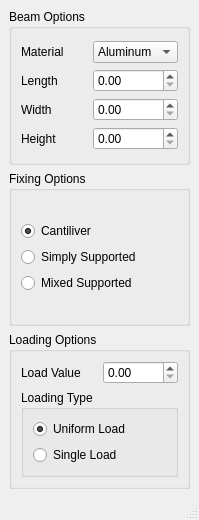
Old version of the form mainwindow.ui in the repository opensourcereality/beambending.
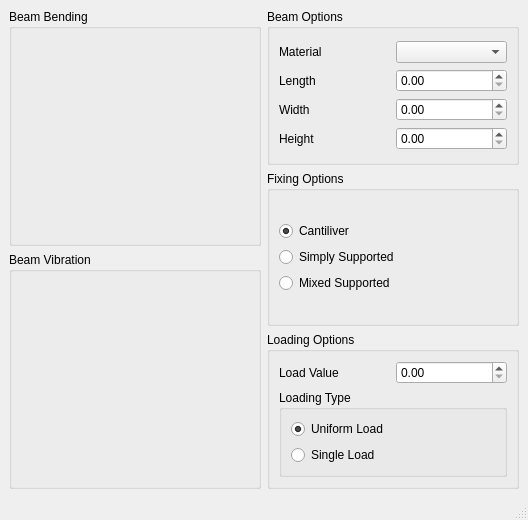
New version of the form.

Commit message: Refactoring of Material class + using StandardMaterials

```diff
--- a/mainwindow.ui
+++ b/mainwindow.ui
@@ -6,7 +6,7 @@
    <rect>
     <x>0</x>
     <y>0</y>
-    <width>199</width>
+    <width>528</width>
     <height>520</height>
    </rect>
   </property>
@@ -16,8 +16,28 @@
   <widget class="QWidget" name="centralwidget">
    <layout class="QGridLayout" name="gridLayout_6">
     <item row="0" column="0">
+     <layout class="QHBoxLayout" name="horizontalLayout_2">
+      <item>
      <layout class="QVBoxLayout" name="verticalLayout_4">
       <item>
+         <widget class="QGroupBox" name="groupBox_5">
+          <property name="title">
+           <string>Beam Bending</string>
+          </property>
+         </widget>
+        </item>
+        <item>
+         <widget class="QGroupBox" name="groupBox_6">
+          <property name="title">
+           <string>Beam Vibration</string>
+          </property>
+         </widget>
+        </item>
+       </layout>
+      </item>
+      <item>
+       <layout class="QVBoxLayout" name="verticalLayout_6">
+        <item>
        <widget class="QGroupBox" name="groupBox">
         <property name="title">
          <string>Beam Options</string>
@@ -36,18 +56,7 @@
             <widget class="QDoubleSpinBox" name="length"/>
            </item>
            <item row="0" column="1">
-            <widget class="QComboBox" name="material">
-             <item>
-              <property name="text">
-               <string>Aluminum</string>
-              </property>
-             </item>
-             <item>
-              <property name="text">
-               <string>Cadium</string>
-              </property>
-             </item>
-            </widget>
+              <widget class="QComboBox" name="material"/>
            </item>
            <item row="2" column="0">
             <widget class="QLabel" name="label_3">
@@ -178,6 +187,8 @@
      </layout>
     </item>
    </layout>
+    </item>
+   </layout>
   </widget>
   <widget class="QMenuBar" name="menubar">
    <property name="geometry">
```
Left out of the diff: 2 changed lines with no effect on the pictures. Lines whose indentation alone changed are shown as unchanged. The commit also changes 13 other files.
